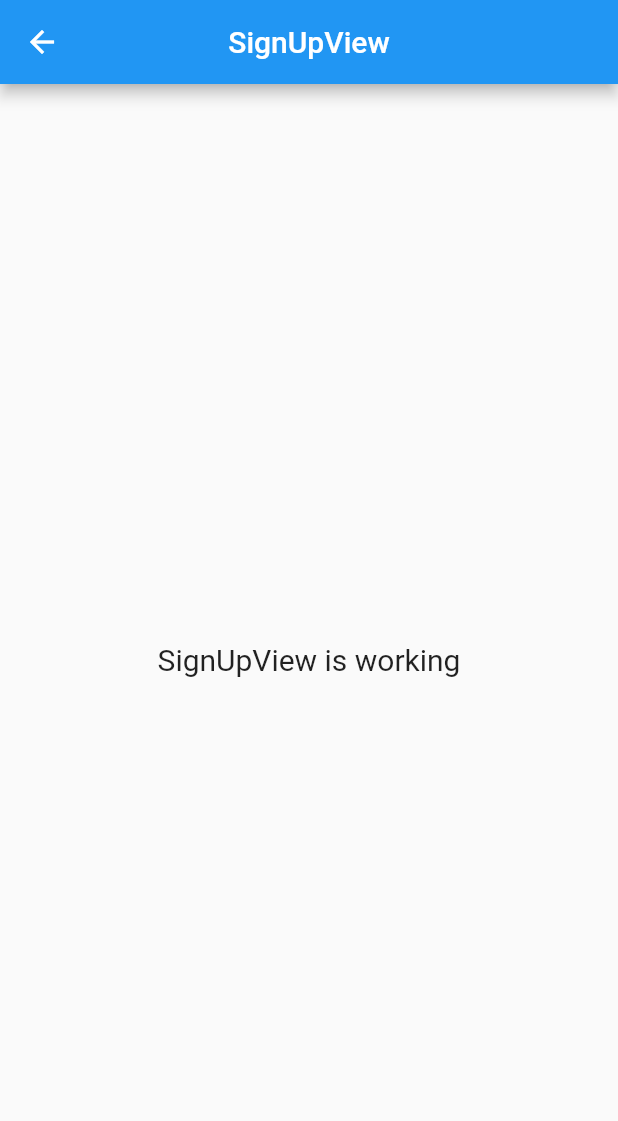
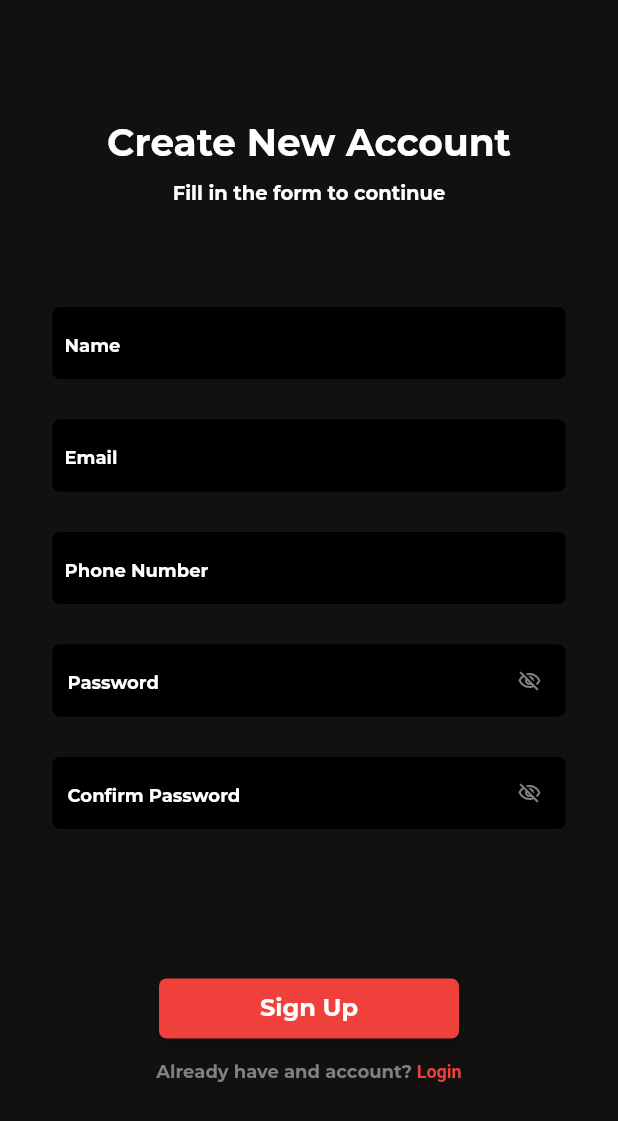
Before and after one commit to aswinsubhash/yuktidea_app, a Flutter app: the SignUpView screen opened by its route, on a phone screen of 412 x 824 dp. Shown: the top 1121 px of the screen. Run offline on Flutter 3.47's test engine with Material 2 defaults, Android fonts, the light colour scheme and no system bars; our stand-ins replace get.

Commit message:
sign up ui with proper validation done

```diff
--- a/lib/app/common/widgets/common_button_widget.dart
+++ b/lib/app/common/widgets/common_button_widget.dart
@@ -1,4 +1,5 @@
 import 'package:flutter/material.dart';
+import 'package:yuktidea_ui/app/utils/app_string.dart';
 
 class CustomButton extends StatelessWidget {
   final String text;
@@ -32,7 +33,7 @@ class CustomButton extends StatelessWidget {
           color: textColor,
           fontSize: 16,
           fontWeight: FontWeight.bold,
-          fontFamily: 'Montserrat',
+          fontFamily: AppString.fontFamily,
         ),
       ),
     );
--- a/lib/app/common/widgets/common_richtext_widget.dart
+++ b/lib/app/common/widgets/common_richtext_widget.dart
@@ -1,6 +1,7 @@
 import 'package:flutter/gestures.dart';
 import 'package:flutter/material.dart';
 import 'package:yuktidea_ui/app/utils/app_colors.dart';
+import 'package:yuktidea_ui/app/utils/app_string.dart';
 
 class CustomRichTextWidget extends StatelessWidget {
   final String text;
@@ -19,10 +20,11 @@ class CustomRichTextWidget extends StatelessWidget {
       text: TextSpan(
         text: text,
         style: TextStyle(
-            color: AppColors.kGreyColor,
-            fontSize: 12,
-            fontFamily: 'Montserrat',
-            fontWeight: FontWeight.bold),
+          color: AppColors.kGreyColor,
+          fontSize: 12,
+          fontFamily: AppString.fontFamily,
+          fontWeight: FontWeight.bold,
+        ),
         children: <TextSpan>[
           TextSpan(
             text: clickText,
--- a/lib/app/common/widgets/common_textfield_widget.dart
+++ b/lib/app/common/widgets/common_textfield_widget.dart
@@ -1,10 +1,8 @@
 import 'package:flutter/material.dart';
 import 'package:yuktidea_ui/app/utils/app_colors.dart';
-
-
+import 'package:yuktidea_ui/app/utils/app_string.dart';
 
 class CustomTextFieldWidget extends StatelessWidget {
-
   final String hintText;
   final TextEditingController controller;
   final String? validationMessage;
@@ -12,7 +10,6 @@ class CustomTextFieldWidget extends StatelessWidget {
 
   CustomTextFieldWidget(
       {Key? key,
-
       required this.hintText,
       required this.controller,
       this.validationMessage,
@@ -29,7 +26,7 @@ class CustomTextFieldWidget extends StatelessWidget {
           if (checkValidationMessage != null) {
             if (RegExp(r'.+@.+\.com$').hasMatch(value)) {
               return null;
-            }else if(RegExp(r'^(?:[+0]9)?[0-9]{10}$').hasMatch(value)){
+            } else if (RegExp(r'^(?:[+0]9)?[0-9]{10}$').hasMatch(value)) {
               return null;
             }
             return checkValidationMessage;
@@ -41,9 +38,9 @@ class CustomTextFieldWidget extends StatelessWidget {
       cursorColor: AppColors.kRedColor,
       style: TextStyle(
         fontSize: 15,
-         color: AppColors.kWhiteColor,
-            fontWeight: FontWeight.bold,
-            fontFamily: 'Montserrat'
+        color: AppColors.kWhiteColor,
+        fontWeight: FontWeight.bold,
+        fontFamily: AppString.fontFamily,
       ),
       decoration: InputDecoration(
         hintText: hintText,
@@ -51,7 +48,7 @@ class CustomTextFieldWidget extends StatelessWidget {
           color: AppColors.kWhiteColor,
           fontWeight: FontWeight.bold,
           fontSize: 12,
-          fontFamily: 'Montserrat'
+          fontFamily: AppString.fontFamily,
         ),
         focusedBorder: OutlineInputBorder(
           borderSide: BorderSide(
@@ -60,10 +57,9 @@ class CustomTextFieldWidget extends StatelessWidget {
         ),
         border: OutlineInputBorder(borderRadius: BorderRadius.circular(5)),
         contentPadding: EdgeInsets.all(8.0),
-         fillColor: AppColors.kBlackColor,
-            filled: true,
+        fillColor: AppColors.kBlackColor,
+        filled: true,
       ),
-
     );
   }
 }
--- a/lib/app/modules/auth/login/views/widgets/password_textfield_widget.dart
+++ b/lib/app/common/widgets/password_textfield_widget.dart
@@ -1,6 +1,7 @@
 import 'package:flutter/material.dart';
 
 import 'package:yuktidea_ui/app/utils/app_colors.dart';
+import 'package:yuktidea_ui/app/utils/app_string.dart';
 
 class PasswordTextField extends StatelessWidget {
   final String hintText;
@@ -38,14 +39,14 @@ class PasswordTextField extends StatelessWidget {
             fontSize: 15,
             color: AppColors.kWhiteColor,
             fontWeight: FontWeight.bold,
-            fontFamily: 'Montserrat'
+            fontFamily: AppString.fontFamily,
           ),
           decoration: InputDecoration(
             hintStyle: TextStyle(
               color: AppColors.kWhiteColor,
               fontWeight: FontWeight.bold,
               fontSize: 12,
-              fontFamily: 'Montserrat'
+              fontFamily: AppString.fontFamily,
             ),
             fillColor: AppColors.kBlackColor,
             filled: true,
@@ -58,7 +59,7 @@ class PasswordTextField extends StatelessWidget {
                 color: isPasswordHidden
                     ? AppColors.kGreyColor
                     : AppColors.kRedColor,
-                size: 18,
+                size: 16,
               ),
               onTap: onPressed,
             ),
--- a/lib/app/modules/auth/sign_up/controllers/sign_up_controller.dart
+++ b/lib/app/modules/auth/sign_up/controllers/sign_up_controller.dart
@@ -1,20 +1,39 @@
+import 'package:flutter/material.dart';
 import 'package:get/get.dart';
+import 'package:yuktidea_ui/app/modules/auth/login/bindings/login_binding.dart';
+import 'package:yuktidea_ui/app/modules/auth/login/views/login_view.dart';
+import 'package:yuktidea_ui/app/utils/app_snackbar_widget.dart';
 
 class SignUpController extends GetxController {
-  //TODO: Implement SignUpController
+  var isPasswordHidden = true.obs;
+  final TextEditingController nameController = TextEditingController();
+  final TextEditingController emailController = TextEditingController();
+  final TextEditingController phoneNumberController = TextEditingController();
+  final TextEditingController passwordController = TextEditingController();
+  final TextEditingController confirmPasswordController =
+      TextEditingController();
+  final GlobalKey<FormState> formKeySignup = GlobalKey<FormState>();
 
-  final count = 0.obs;
-  @override
-  void onInit() {
-    super.onInit();
+  void passwordHiding() {
+    isPasswordHidden.value = !isPasswordHidden.value;
   }
 
-  @override
-  void onReady() {
-    super.onReady();
+  void onSignupClick() {
+    if (formKeySignup.currentState!.validate()) {
+      if (passwordController.text != confirmPasswordController.text) {
+        AppSnackbars.showErrorSnackBar(
+          message: 'Password do not match',
+        );
+      }
+    }
   }
 
-  @override
-  void onClose() {}
-  void increment() => count.value++;
+  void onLoginClick() {
+    Get.off(() => LoginView(),
+        binding: LoginBinding(),
+        transition: Transition.rightToLeftWithFade,
+        duration: Duration(
+          milliseconds: 400,
+        ));
+  }
 }
--- a/lib/app/modules/auth/sign_up/views/sign_up_view.dart
+++ b/lib/app/modules/auth/sign_up/views/sign_up_view.dart
@@ -1,6 +1,13 @@
 import 'package:flutter/material.dart';
 
 import 'package:get/get.dart';
+import 'package:yuktidea_ui/app/common/widgets/common_button_widget.dart';
+import 'package:yuktidea_ui/app/common/widgets/common_richtext_widget.dart';
+import 'package:yuktidea_ui/app/common/widgets/common_sizedbox_widget.dart';
+import 'package:yuktidea_ui/app/common/widgets/common_textfield_widget.dart';
+import 'package:yuktidea_ui/app/common/widgets/password_textfield_widget.dart';
+import 'package:yuktidea_ui/app/utils/app_colors.dart';
+import 'package:yuktidea_ui/app/utils/app_string.dart';
 
 import '../controllers/sign_up_controller.dart';
 
@@ -8,16 +15,113 @@ class SignUpView extends GetView<SignUpController> {
   @override
   Widget build(BuildContext context) {
     return Scaffold(
-      appBar: AppBar(
-        title: Text('SignUpView'),
-        centerTitle: true,
-      ),
-      body: Center(
-        child: Text(
-          'SignUpView is working',
-          style: TextStyle(fontSize: 20),
+      backgroundColor: AppColors.kBackgroundColor,
+      body: SafeArea(
+          child: Obx(
+        () => SingleChildScrollView(
+          child: Padding(
+            padding: const EdgeInsets.symmetric(vertical: 80, horizontal: 35),
+            child: Form(
+              key: controller.formKeySignup,
+              child: Column(
+                children: [
+                  Text(
+                    AppString.signupScreenTitle,
+                    style: TextStyle(
+                      color: AppColors.kWhiteColor,
+                      fontFamily: AppString.fontFamily,
+                      fontWeight: FontWeight.bold,
+                      fontSize: 25,
+                    ),
+                  ),
+                  commonHeight(10),
+                  Text(
+                    AppString.signupScreenSubtitle,
+                    style: TextStyle(
+                      color: AppColors.kWhiteColor,
+                      fontWeight: FontWeight.bold,
+                      fontSize: 13,
+                      fontFamily: AppString.fontFamily,
+                    ),
+                  ),
+                  commonHeight(Get.height / 12),
+                  SizedBox(
+                    height: 75,
+                    child: CustomTextFieldWidget(
+                      hintText: 'Name',
+                      controller: controller.nameController,
+                      validationMessage: 'Please enter name',
+                    ),
+                  ),
+                  SizedBox(
+                    height: 75,
+                    child: CustomTextFieldWidget(
+                      hintText: 'Email',
+                      controller: controller.emailController,
+                      validationMessage: 'Please enter email',
+                      checkValidationMessage: 'Enter a valid email',
+                    ),
+                  ),
+                  SizedBox(
+                    height: 75,
+                    child: CustomTextFieldWidget(
+                      hintText: 'Phone Number',
+                      controller: controller.phoneNumberController,
+                      validationMessage: 'Please enter phone number',
+                      checkValidationMessage: 'Enter a valid phone number',
+                    ),
+                  ),
+                  SizedBox(
+                    height: 75,
+                    child: PasswordTextField(
+                      hintText: 'Password',
+                      validationMessage: 'Please enter password',
+                      isPasswordHidden: controller.isPasswordHidden.value,
+                      controller: controller.passwordController,
+                      onPressed: () {
+                        controller.passwordHiding();
+                      },
+                    ),
+                  ),
+                  SizedBox(
+                    height: 75,
+                    child: PasswordTextField(
+                      hintText: 'Confirm Password',
+                      validationMessage: 'Please enter password',
+                      isPasswordHidden: controller.isPasswordHidden.value,
+                      controller: controller.confirmPasswordController,
+                      onPressed: () {
+                        controller.passwordHiding();
+                      },
+                    ),
+                  ),
+                  commonHeight(Get.height / 12),
+                  SizedBox(
+                    width: 200,
+                    child: CustomButton(
+                      text: AppString.signupButton,
+                      onPressed: () {
+                        controller.onSignupClick();
+                      },
+                      textColor: AppColors.kWhiteColor,
+                      buttonColor: AppColors.kRedColor,
+                      radius: 5,
+                    ),
+                  ),
+                  commonHeight(10),
+                  CustomRichTextWidget(
+                    text: 'Already have and account?',
+                    clickText: ' Login',
+                    onPressed: () {
+                      controller.onLoginClick();
+                    },
+                  )
+                ],
+              ),
+            ),
+          ),
         ),
-      ),
+      )),
     );
   }
 }
--- a/lib/app/modules/landing/bindings/landing_binding.dart
+++ b/lib/app/modules/landing/bindings/landing_binding.dart
@@ -1,5 +1,6 @@
 import 'package:get/get.dart';
 import 'package:yuktidea_ui/app/modules/auth/login/controllers/login_controller.dart';
+import 'package:yuktidea_ui/app/modules/auth/sign_up/controllers/sign_up_controller.dart';
 
 import '../controllers/landing_controller.dart';
 
@@ -9,6 +10,5 @@ class LandingBinding extends Bindings {
     Get.lazyPut<LandingController>(
       () => LandingController(),
     );
-    Get.put(LoginController());
   }
 }
--- /dev/null
+++ b/lib/app/utils/app_snackbar_widget.dart
@@ -0,0 +1,30 @@
+import 'package:flutter/material.dart';
+import 'package:get/get.dart';
+
+class AppSnackbars{
+  static void showErrorSnackBar({
+    required String message,
+  }) {
+    Get.showSnackbar(
+      GetSnackBar(
+        message: message,
+        backgroundColor: Color.fromRGBO(255, 0, 0,1.0),
+        duration: Duration(seconds: 3),
+        snackStyle: SnackStyle.FLOATING,
+      ),
+    );
+  }
+
+    static void showSuccessSnackBar({
+    required String message,
+  }) {
+    Get.showSnackbar(
+      GetSnackBar(
+        message: message,
+        backgroundColor: Color.fromRGBO(0,255,0, 1.0),
+        duration: Duration(seconds: 3),
+        snackStyle: SnackStyle.FLOATING,
+      ),
+    );
+  }
+}
--- /dev/null
+++ b/lib/app/utils/app_string.dart
@@ -0,0 +1,8 @@
+class AppString {
+  static const String fontFamily = 'Montserrat';
+  static const String signupScreenTitle = 'Create New Account';
+  static const String signupScreenSubtitle = 'Fill in the form to continue';
+  static const String loginScreenTitle = 'Welcome Back!';
+  static const String loginScreenSubtitle = 'Please sign in to your account';
+  static const String signupButton = 'Sign Up';
+}
```
Also changed, not shown: lib/app/modules/auth/login/controllers/login_controller.dart (+11 -7 lines), lib/app/modules/auth/login/views/login_view.dart (+12 -8 lines), lib/app/modules/landing/controllers/landing_controller.dart (+5 -4 lines).
